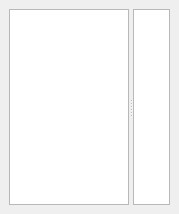
metaxy/openBibleViewer, file src/ui/dock/bookdockwidget.ui: the form before one commit.
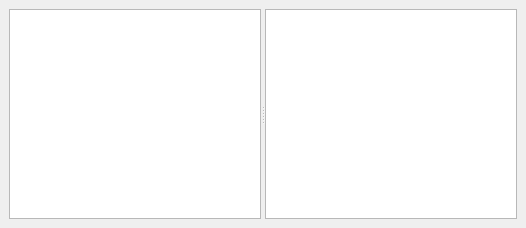
The form after the commit.

Patch:
```diff
--- a/src/ui/dock/bookdockwidget.ui
+++ b/src/ui/dock/bookdockwidget.ui
@@ -6,8 +6,8 @@
    <rect>
     <x>0</x>
     <y>0</y>
-    <width>179</width>
-    <height>214</height>
+    <width>526</width>
+    <height>228</height>
    </rect>
   </property>
   <property name="sizePolicy">
@@ -48,6 +48,9 @@
          <height>0</height>
         </size>
        </property>
+       <property name="alternatingRowColors">
+        <bool>true</bool>
+       </property>
       </widget>
       <widget class="QListView" name="listView_chapters">
        <property name="sizePolicy">
```
Left out of the diff: 6 changed lines with no effect on the pictures.
